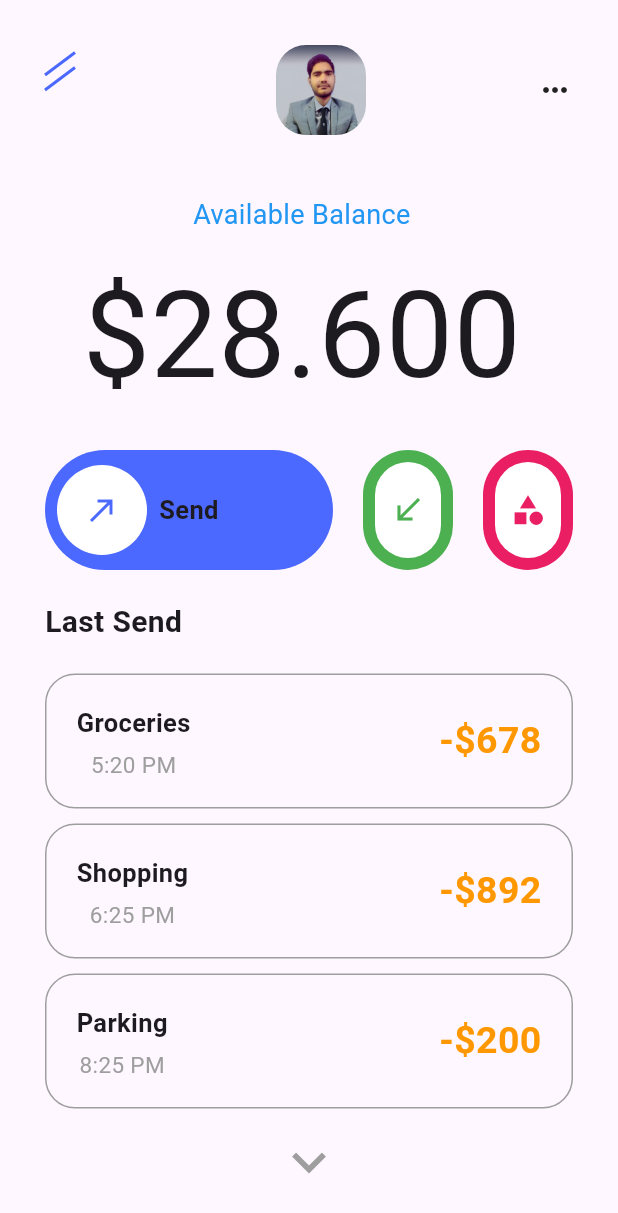
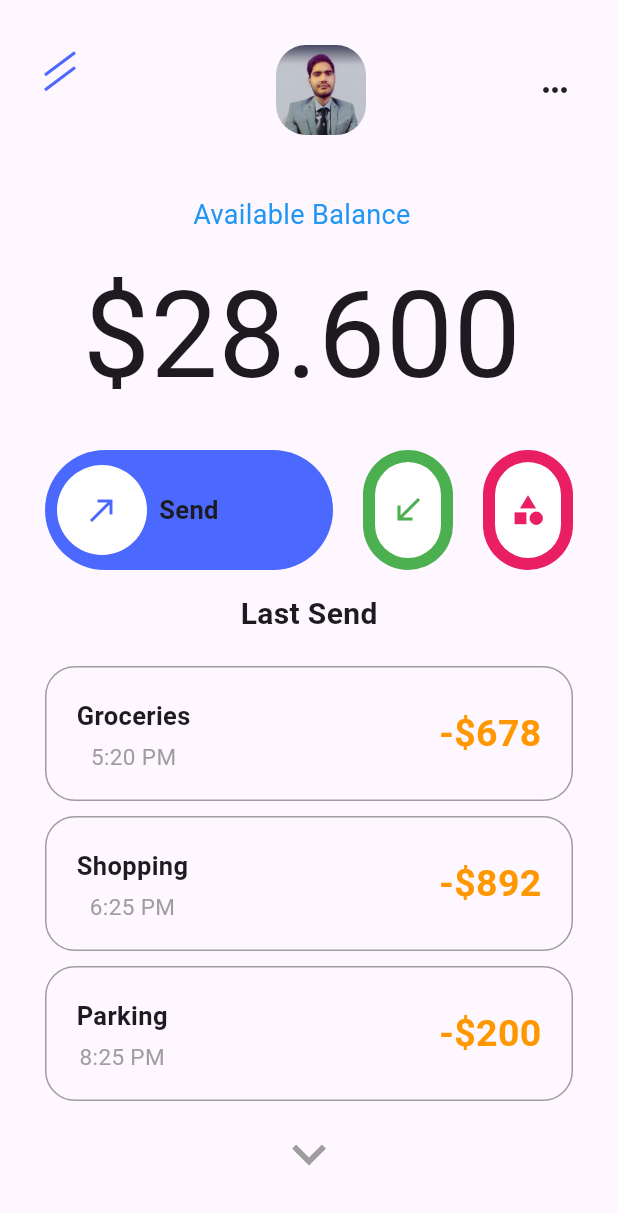
Before and after one commit to Yashu-Chaudhary/Banking-Mobile-App, a Flutter app: the screen it shows after launch, on a phone screen of 412 x 824 dp. Shown: the top 1213 px of the screen. Run offline on Flutter 3.47's test engine with Material 3 defaults, Android fonts, the light colour scheme and no system bars; our stand-ins replace get.

Commit message:
ui with basic working features completed

```diff
--- a/lib/screens/home screen/home_screen.dart
+++ b/lib/screens/home screen/home_screen.dart
@@ -11,20 +11,19 @@ class HomeScreen extends StatelessWidget {
 
   @override
   Widget build(BuildContext context) {
-    return Scaffold(
+    return const Scaffold(
       body: SingleChildScrollView(
         child: Padding(
-          padding: const EdgeInsets.all(30),
+          padding: EdgeInsets.all(30),
           child: Column(
             crossAxisAlignment: CrossAxisAlignment.start,
             children: [
-
               // 2lines, photo, 3dot icon
-              const PHeader(),
-              const SizedBox(height: 40),
+              PHeader(),
+              SizedBox(height: 40),
 
               // Text and Money
-              const Row(
+              Row(
                 children: [
                   SizedBox(width: 25),
                   Column(
@@ -39,46 +38,11 @@ class HomeScreen extends StatelessWidget {
                   ),
                 ],
               ),
-              const SizedBox(height: 20),
+              SizedBox(height: 20),
 
               // three buttons
-              const PExpendableButtonRow(),
-              const SizedBox(height: 20),
-
-              // Text
-              const Text(
-                PTexts.lastSend,
-                style: TextStyle(fontWeight: FontWeight.bold, fontSize: 20),
-              ),
-              const SizedBox(height: 20),
-
-              //Sending Money Data in the Container
-              const PDetailContainer(
-                toSend: 'Groceries',
-                sendingAmount: '678',
-                sendingTime: '5:20 PM',
-              ),
-              const SizedBox(height: 10),
-              const PDetailContainer(
-                toSend: 'Shopping',
-                sendingAmount: '892',
-                sendingTime: '6:25 PM',
-              ),
-              const SizedBox(height: 10),
-              const PDetailContainer(
-                toSend: 'Parking',
-                sendingAmount: '200',
-                sendingTime: '8:25 PM',
-              ),
-              const SizedBox(height: 5),
-              Center(
-                  child: IconButton(
-                      onPressed: () {},
-                      icon: const Icon(
-                        Icons.keyboard_arrow_down,
-                        color: Colors.grey,
-                        size: 45,
-                      ))),
+              PExpendableButtonRow(),
+              SizedBox(height: 20),
             ],
           ),
         ),
--- a/lib/screens/home screen/widgets/expandable_row.dart
+++ b/lib/screens/home screen/widgets/expandable_row.dart
@@ -17,9 +17,6 @@ class PExpendableButtonRow extends StatefulWidget {
 
 class _PExpendableButtonRowState extends State<PExpendableButtonRow> {
   int expandedIndex = 0;
-
-  static final List<Widget> button = [const SendButton(), const ReciveButton()];
-
   void expandedContainer() {
     setState(() {
       expandedIndex = expandedIndex;
@@ -28,7 +25,9 @@ class _PExpendableButtonRowState extends State<PExpendableButtonRow> {
 
   @override
   Widget build(BuildContext context) {
-    return Row(
+    return Column(
+      children: [
+        Row(
           children: [
             expandedIndex == 0
                 ? PExpandedButtons(
@@ -67,6 +66,10 @@ class _PExpendableButtonRowState extends State<PExpendableButtonRow> {
               onTap: () => Get.to(const SendMoneyPage()),
             ),
           ],
+        ),
+        const SizedBox(height: 15),
+        expandedIndex == 0 ? const SendButton() : const ReciveButton(),
+      ],
     );
   }
 }
--- a/lib/screens/home screen/widgets/send_button.dart
+++ b/lib/screens/home screen/widgets/send_button.dart
@@ -1,3 +1,5 @@
+import 'package:banking_mobile_app/utils/comman/detail_container.dart';
+import 'package:banking_mobile_app/utils/constants/string_texts.dart';
 import 'package:flutter/material.dart';
 
 class SendButton extends StatelessWidget {
@@ -5,6 +7,45 @@ class SendButton extends StatelessWidget {
 
   @override
   Widget build(BuildContext context) {
-    return const Placeholder();
+    return SizedBox(
+      child: Column(
+        children: [
+          // Text
+          const Text(
+            PTexts.lastSend,
+            style: TextStyle(fontWeight: FontWeight.bold, fontSize: 20),
+          ),
+          const SizedBox(height: 20),
+
+          //Sending Money Data in the Container
+          const PDetailContainer(
+            toSend: 'Groceries',
+            sendingAmount: '678',
+            sendingTime: '5:20 PM',
+          ),
+          const SizedBox(height: 10),
+          const PDetailContainer(
+            toSend: 'Shopping',
+            sendingAmount: '892',
+            sendingTime: '6:25 PM',
+          ),
+          const SizedBox(height: 10),
+          const PDetailContainer(
+            toSend: 'Parking',
+            sendingAmount: '200',
+            sendingTime: '8:25 PM',
+          ),
+          const SizedBox(height: 5),
+          Center(
+              child: IconButton(
+                  onPressed: () {},
+                  icon: const Icon(
+                    Icons.keyboard_arrow_down,
+                    color: Colors.grey,
+                    size: 45,
+                  ))),
+        ],
+      ),
+    );
   }
 }
```
Also changed, not shown: lib/screens/home screen/widgets/recive_button.dart (+30 -1 lines), lib/utils/comman/recive_container.dart (added, +54 -0 lines). Lines whose indentation alone changed are shown as unchanged.
